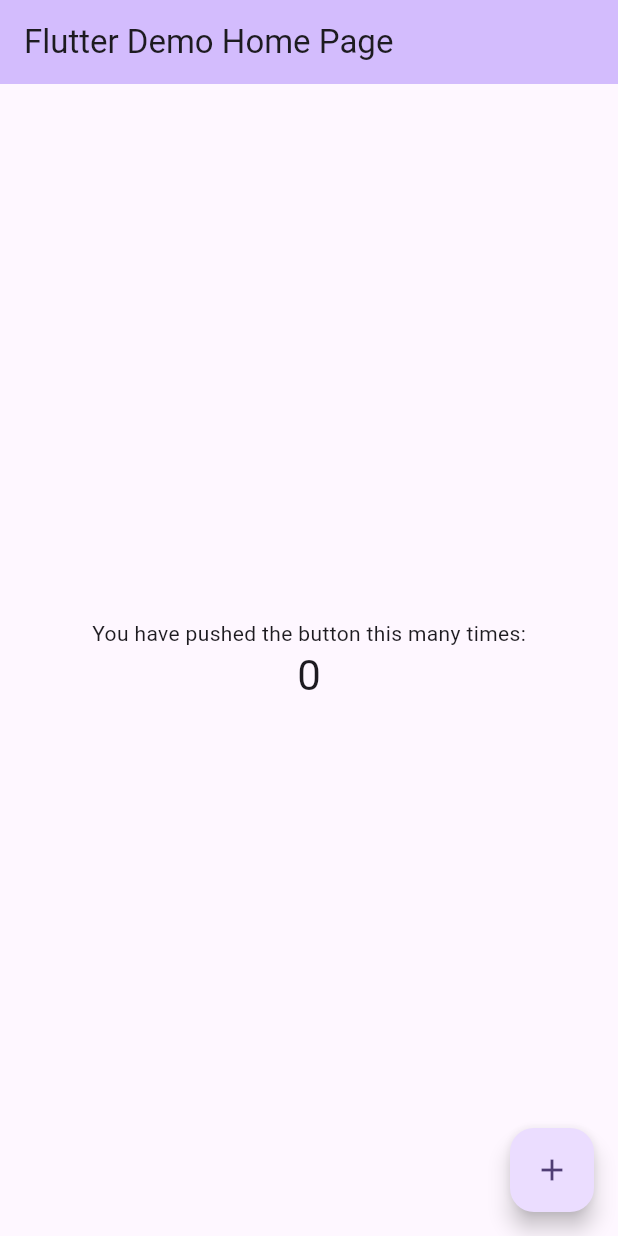
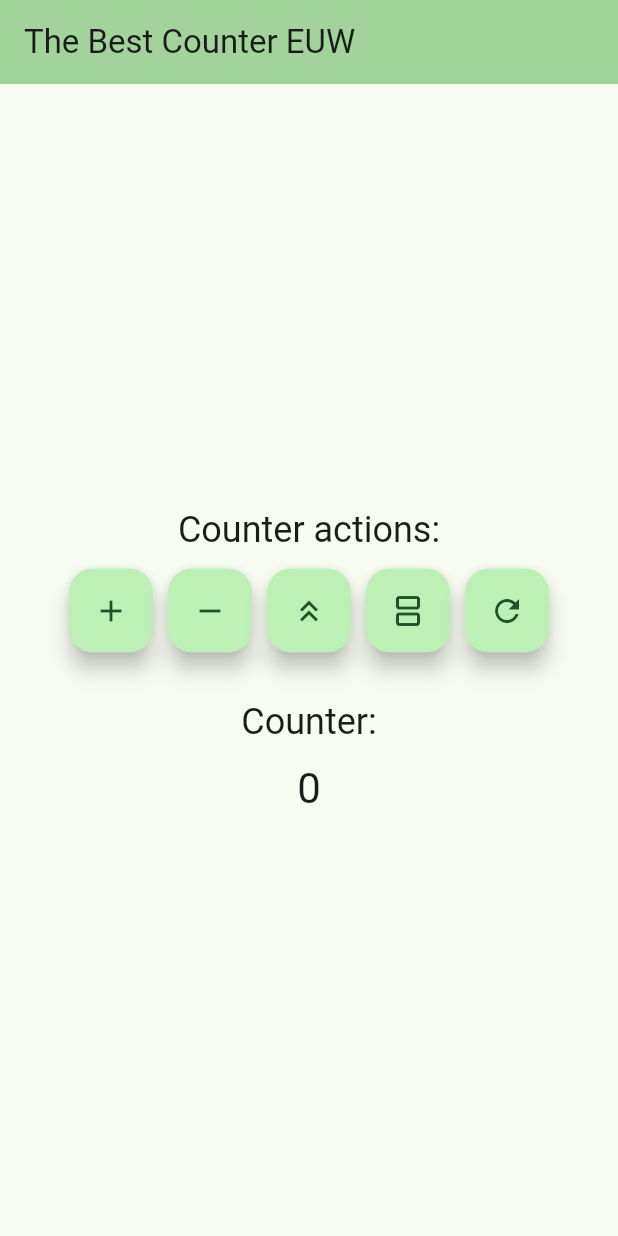
Before and after one commit to SamuDrigo/progetti_scolastici_flutter, a Flutter app: the screen it shows after launch, on a phone screen of 412 x 824 dp. Run offline on Flutter 3.47's test engine with Material 3 defaults, Android fonts, the phone set to English and light mode, and no system bars.

Commit message:
Creazione dei counter: - Counter +1; - Counter -1; - Counter Double; - Counter Halve; - Counter reset; E della logica di funzionamento

```diff
--- a/lib/main.dart
+++ b/lib/main.dart
@@ -7,46 +7,20 @@
 class MyApp extends StatelessWidget {
   const MyApp({super.key});
 
-  // This widget is the root of your application.
   @override
   Widget build(BuildContext context) {
     return MaterialApp(
       title: 'Flutter Demo',
       theme: ThemeData(
-        // This is the theme of your application.
-        //
-        // TRY THIS: Try running your application with "flutter run". You'll see
-        // the application has a purple toolbar. Then, without quitting the app,
-        // try changing the seedColor in the colorScheme below to Colors.green
-        // and then invoke "hot reload" (save your changes or press the "hot
-        // reload" button in a Flutter-supported IDE, or press "r" if you used
-        // the command line to start the app).
-        //
-        // Notice that the counter didn't reset back to zero; the application
-        // state is not lost during the reload. To reset the state, use hot
-        // restart instead.
-        //
-        // This works for code too, not just values: Most code changes can be
-        // tested with just a hot reload.
-        colorScheme: ColorScheme.fromSeed(seedColor: Colors.deepPurple),
+        colorScheme: ColorScheme.fromSeed(seedColor: Colors.green),
       ),
-      home: const MyHomePage(title: 'Flutter Demo Home Page'),
+      home: const MyHomePage(title: 'The Best Counter EUW'),
     );
   }
 }
 
 class MyHomePage extends StatefulWidget {
   const MyHomePage({super.key, required this.title});
-
-  // This widget is the home page of your application. It is stateful, meaning
-  // that it has a State object (defined below) that contains fields that affect
-  // how it looks.
-
-  // This class is the configuration for the state. It holds the values (in this
-  // case the title) provided by the parent (in this case the App widget) and
-  // used by the build method of the State. Fields in a Widget subclass are
-  // always marked "final".
-
   final String title;
 
   @override
@@ -58,53 +32,86 @@
 
   void _incrementCounter() {
     setState(() {
-      // This call to setState tells the Flutter framework that something has
-      // changed in this State, which causes it to rerun the build method below
-      // so that the display can reflect the updated values. If we changed
-      // _counter without calling setState(), then the build method would not be
-      // called again, and so nothing would appear to happen.
       _counter++;
+    });
+  }
+
+  void _decreaseCounter() {
+    setState(() {
+      _counter--;
+    });
+  }
+
+  void _resetCounter() {
+    setState(() {
+      _counter = 0;
+    });
+  }
+
+  void _doubleCounter() {
+    setState(() {
+      _counter = _counter * 2;
+    });
+  }
+
+  void _halveCounter() {
+    setState(() {
+      _counter = _counter ~/ 2;
     });
   }
 
   @override
   Widget build(BuildContext context) {
-    // This method is rerun every time setState is called, for instance as done
-    // by the _incrementCounter method above.
-    //
-    // The Flutter framework has been optimized to make rerunning build methods
-    // fast, so that you can just rebuild anything that needs updating rather
-    // than having to individually change instances of widgets.
     return Scaffold(
       appBar: AppBar(
-        // TRY THIS: Try changing the color here to a specific color (to
-        // Colors.amber, perhaps?) and trigger a hot reload to see the AppBar
-        // change color while the other colors stay the same.
         backgroundColor: Theme.of(context).colorScheme.inversePrimary,
-        // Here we take the value from the MyHomePage object that was created by
-        // the App.build method, and use it to set our appbar title.
         title: Text(widget.title),
       ),
       body: Center(
-        // Center is a layout widget. It takes a single child and positions it
-        // in the middle of the parent.
         child: Column(
-          // Column is also a layout widget. It takes a list of children and
-          // arranges them vertically. By default, it sizes itself to fit its
-          // children horizontally, and tries to be as tall as its parent.
-          //
-          // Column has various properties to control how it sizes itself and
-          // how it positions its children. Here we use mainAxisAlignment to
-          // center the children vertically; the main axis here is the vertical
-          // axis because Columns are vertical (the cross axis would be
-          // horizontal).
-          //
-          // TRY THIS: Invoke "debug painting" (choose the "Toggle Debug Paint"
-          // action in the IDE, or press "p" in the console), to see the
-          // wireframe for each widget.
           mainAxisAlignment: MainAxisAlignment.center,
           children: <Widget>[
-            const Text('You have pushed the button this many times:'),
+            Text(
+              'Counter actions:',
+              style: Theme.of(context).textTheme.headlineSmall,
+            ),
+            const SizedBox(height: 10),
+            Center(
+              child: Wrap(
+                alignment: WrapAlignment.center,
+                spacing: 10,
+                children: [
+                  FloatingActionButton(
+                    onPressed: _incrementCounter,
+                    tooltip: 'Increment',
+                    child: const Icon(Icons.add),
+                  ),
+                  FloatingActionButton(
+                    onPressed: _decreaseCounter,
+                    tooltip: 'Decrement',
+                    child: const Icon(Icons.remove),
+                  ),
+                  FloatingActionButton(
+                    onPressed: _doubleCounter,
+                    tooltip: 'Double',
+                    child: const Icon(Icons.keyboard_double_arrow_up),
+                  ),
+                  FloatingActionButton(
+                    onPressed: _halveCounter,
+                    tooltip: 'Halve',
+                    child: const Icon(Icons.splitscreen),
+                  ),
+                  FloatingActionButton(
+                    onPressed: _resetCounter,
+                    tooltip: 'Reset',
+                    child: const Icon(Icons.refresh),
+                  ),
+                ],
+              ),
+            ),
+            const SizedBox(height: 30),
+            Text('Counter:', style: Theme.of(context).textTheme.headlineSmall),
+            const SizedBox(height: 10),
             Text(
               '$_counter',
               style: Theme.of(context).textTheme.headlineMedium,
@@ -112,11 +119,6 @@
           ],
         ),
       ),
-      floatingActionButton: FloatingActionButton(
-        onPressed: _incrementCounter,
-        tooltip: 'Increment',
-        child: const Icon(Icons.add),
-      ), // This trailing comma makes auto-formatting nicer for build methods.
     );
   }
 }
```
